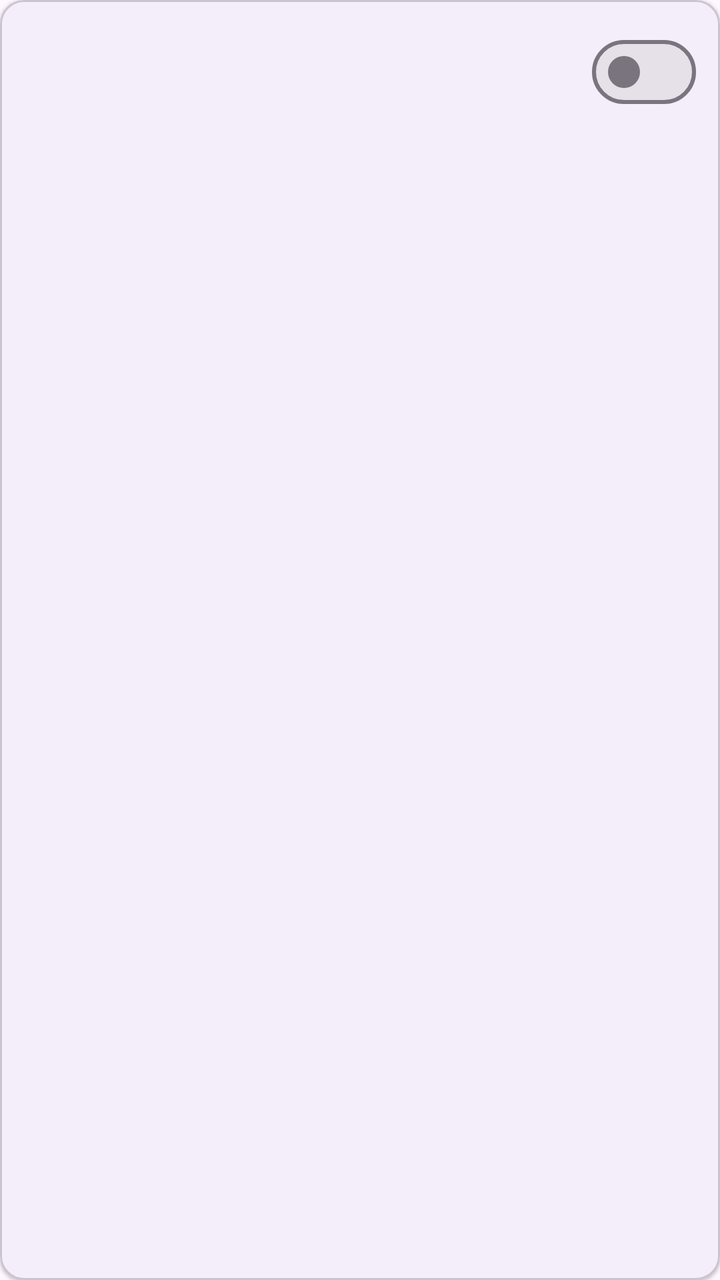
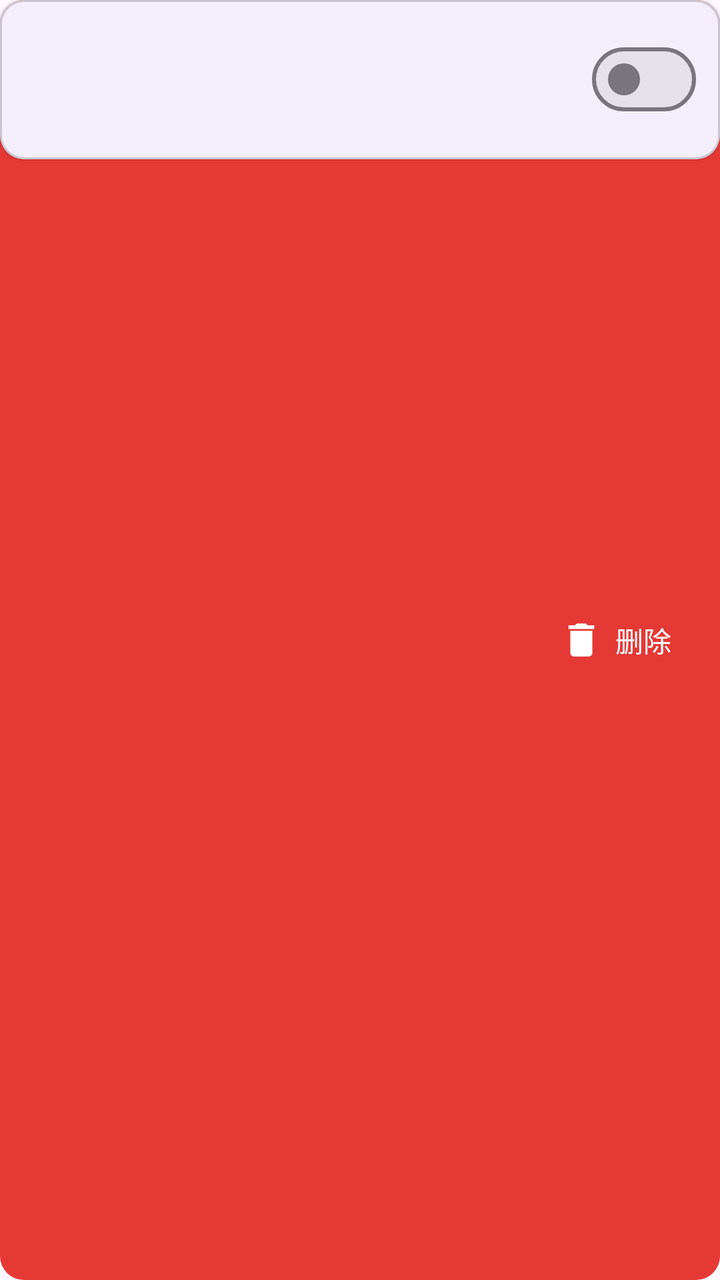

Before-and-after screenshots of an Android layout around one commit, followed by the original layout XML and the change that was made.
<!-- AndroidManifest.xml: application theme Theme.NetBrake -->
<!-- res/layout/item_rule.xml -->
<?xml version="1.0" encoding="utf-8"?>
<com.google.android.material.card.MaterialCardView xmlns:android="http://schemas.android.com/apk/res/android"
    xmlns:app="http://schemas.android.com/apk/res-auto"
    android:layout_width="match_parent"
    android:layout_height="wrap_content"
    android:layout_marginBottom="8dp"
    app:cardCornerRadius="12dp"
    app:cardElevation="1dp">

    <LinearLayout
        android:layout_width="match_parent"
        android:layout_height="wrap_content"
        android:gravity="center_vertical"
        android:orientation="horizontal"
        android:padding="12dp">

        <ImageView
            android:id="@+id/appIcon"
            android:layout_width="44dp"
            android:layout_height="44dp"
            android:contentDescription="@null"
            android:scaleType="fitCenter" />

        <LinearLayout
            android:layout_width="0dp"
            android:layout_height="wrap_content"
            android:layout_marginStart="12dp"
            android:layout_weight="1"
            android:orientation="vertical">

            <TextView
                android:id="@+id/appName"
                android:layout_width="wrap_content"
                android:layout_height="wrap_content"
                android:maxLines="1"
                android:ellipsize="end"
                android:textAppearance="?attr/textAppearanceTitleSmall" />

            <TextView
                android:id="@+id/ruleSummary"
                android:layout_width="wrap_content"
                android:layout_height="wrap_content"
                android:layout_marginTop="2dp"
                android:maxLines="1"
                android:ellipsize="end"
                android:textAppearance="?attr/textAppearanceBodySmall"
                android:textColor="?android:attr/textColorSecondary" />

            <TextView
                android:id="@+id/ruleRate"
                android:layout_width="wrap_content"
                android:layout_height="wrap_content"
                android:layout_marginTop="2dp"
                android:maxLines="1"
                android:textAppearance="?attr/textAppearanceBodySmall"
                android:textColor="?android:attr/textColorSecondary"
                android:visibility="gone" />
        </LinearLayout>

        <com.google.android.material.materialswitch.MaterialSwitch
            android:id="@+id/ruleSwitch"
            android:layout_width="wrap_content"
            android:layout_height="wrap_content" />
    </LinearLayout>
</com.google.android.material.card.MaterialCardView>
<!-- resources referenced by this layout -->
<resources>
  <style name="Theme.NetBrake" parent="Theme.Material3.DayNight.NoActionBar">
          <item name="colorPrimary">@color/brand_primary</item>
          <item name="colorOnPrimary">@color/brand_on_primary</item>
          <item name="colorSecondary">@color/brand_secondary</item>
      </style>
  <color name="brand_primary">#3F51B5</color>
  <color name="brand_on_primary">#FFFFFF</color>
  <color name="brand_secondary">#536DFE</color>
</resources>

<!-- the commit's change to res/layout/item_rule.xml (unified diff, before → after) -->
@@ -1,65 +1,96 @@
 <?xml version="1.0" encoding="utf-8"?>
-<com.google.android.material.card.MaterialCardView xmlns:android="http://schemas.android.com/apk/res/android"
+<FrameLayout xmlns:android="http://schemas.android.com/apk/res/android"
     xmlns:app="http://schemas.android.com/apk/res-auto"
     android:layout_width="match_parent"
     android:layout_height="wrap_content"
-    android:layout_marginBottom="8dp"
-    app:cardCornerRadius="12dp"
-    app:cardElevation="1dp">
+    android:layout_marginBottom="8dp">
 
     <LinearLayout
+        android:id="@+id/deleteAction"
+        android:layout_width="match_parent"
+        android:layout_height="match_parent"
+        android:background="@drawable/bg_swipe_delete"
+        android:gravity="end|center_vertical"
+        android:orientation="horizontal"
+        android:paddingEnd="24dp"
+        android:paddingRight="24dp">
+
+        <ImageView
+            android:layout_width="22dp"
+            android:layout_height="22dp"
+            android:contentDescription="@string/delete_action"
+            android:src="@drawable/ic_delete" />
+
+        <TextView
+            android:layout_width="wrap_content"
+            android:layout_height="wrap_content"
+            android:layout_marginStart="6dp"
+            android:text="@string/delete_action"
+            android:textAppearance="?attr/textAppearanceLabelLarge"
+            android:textColor="@color/delete_on_red" />
+    </LinearLayout>
+
+    <com.google.android.material.card.MaterialCardView
+        android:id="@+id/itemForeground"
         android:layout_width="match_parent"
         android:layout_height="wrap_content"
-        android:gravity="center_vertical"
-        android:orientation="horizontal"
-        android:padding="12dp">
-
-        <ImageView
-            android:id="@+id/appIcon"
-            android:layout_width="44dp"
-            android:layout_height="44dp"
-            android:contentDescription="@null"
-            android:scaleType="fitCenter" />
+        app:cardCornerRadius="12dp"
+        app:cardElevation="1dp">
 
         <LinearLayout
-            android:layout_width="0dp"
+            android:layout_width="match_parent"
             android:layout_height="wrap_content"
-            android:layout_marginStart="12dp"
-            android:layout_weight="1"
-            android:orientation="vertical">
+            android:gravity="center_vertical"
+            android:orientation="horizontal"
+            android:padding="12dp">
 
-            <TextView
-                android:id="@+id/appName"
+            <ImageView
+                android:id="@+id/appIcon"
+                android:layout_width="44dp"
+                android:layout_height="44dp"
+                android:contentDescription="@null"
+                android:scaleType="fitCenter" />
+
+            <LinearLayout
+                android:layout_width="0dp"
+                android:layout_height="wrap_content"
+                android:layout_marginStart="12dp"
+                android:layout_weight="1"
+                android:orientation="vertical">
+
+                <TextView
+                    android:id="@+id/appName"
+                    android:layout_width="wrap_content"
+                    android:layout_height="wrap_content"
+                    android:ellipsize="end"
+                    android:maxLines="1"
+                    android:textAppearance="?attr/textAppearanceTitleSmall" />
+
+                <TextView
+                    android:id="@+id/ruleSummary"
+                    android:layout_width="wrap_content"
+                    android:layout_height="wrap_content"
+                    android:layout_marginTop="2dp"
+                    android:ellipsize="end"
+                    android:maxLines="1"
+                    android:textAppearance="?attr/textAppearanceBodySmall"
+                    android:textColor="?android:attr/textColorSecondary" />
+
+                <TextView
+                    android:id="@+id/ruleRate"
+                    android:layout_width="wrap_content"
+                    android:layout_height="wrap_content"
+                    android:layout_marginTop="2dp"
+                    android:ellipsize="end"
+                    android:maxLines="1"
+                    android:textAppearance="?attr/textAppearanceBodySmall"
+                    android:textColor="?android:attr/textColorSecondary" />
+            </LinearLayout>
+
+            <com.google.android.material.materialswitch.MaterialSwitch
+                android:id="@+id/ruleSwitch"
                 android:layout_width="wrap_content"
-                android:layout_height="wrap_content"
-                android:maxLines="1"
-                android:ellipsize="end"
-                android:textAppearance="?attr/textAppearanceTitleSmall" />
-
-            <TextView
-                android:id="@+id/ruleSummary"
-                android:layout_width="wrap_content"
-                android:layout_height="wrap_content"
-                android:layout_marginTop="2dp"
-                android:maxLines="1"
-                android:ellipsize="end"
-                android:textAppearance="?attr/textAppearanceBodySmall"
-                android:textColor="?android:attr/textColorSecondary" />
-
-            <TextView
-                android:id="@+id/ruleRate"
-                android:layout_width="wrap_content"
-                android:layout_height="wrap_content"
-                android:layout_marginTop="2dp"
-                android:maxLines="1"
-                android:textAppearance="?attr/textAppearanceBodySmall"
-                android:textColor="?android:attr/textColorSecondary"
-                android:visibility="gone" />
+                android:layout_height="wrap_content" />
         </LinearLayout>
-
-        <com.google.android.material.materialswitch.MaterialSwitch
-            android:id="@+id/ruleSwitch"
-            android:layout_width="wrap_content"
-            android:layout_height="wrap_content" />
-    </LinearLayout>
-</com.google.android.material.card.MaterialCardView>
+    </com.google.android.material.card.MaterialCardView>
+</FrameLayout>
<!-- resource entries referenced after the edit -->
@@ -1,10 +1,31 @@
 <!-- resources referenced by this layout -->
 <resources>
+  <color name="delete_on_red">#FFFFFF</color>
+  <!-- drawable bg_swipe_delete (drawable) -->
+  <?xml version="1.0" encoding="utf-8"?>
+  <shape xmlns:android="http://schemas.android.com/apk/res/android"
+      android:shape="rectangle">
+      <solid android:color="@color/delete_red" />
+      <corners android:radius="12dp" />
+  </shape>
+  <!-- drawable ic_delete (drawable) -->
+  <vector xmlns:android="http://schemas.android.com/apk/res/android"
+      android:width="24dp"
+      android:height="24dp"
+      android:viewportWidth="24"
+      android:viewportHeight="24"
+      android:tint="@color/delete_on_red">
+      <path
+          android:fillColor="#FFFFFF"
+          android:pathData="M6,19c0,1.1 0.9,2 2,2h8c1.1,0 2,-0.9 2,-2V7H6v12zM19,4h-3.5l-1,-1h-5l-1,1H5v2h14V4z" />
+  </vector>
+  <string name="delete_action">删除</string>
   <style name="Theme.NetBrake" parent="Theme.Material3.DayNight.NoActionBar">
           <item name="colorPrimary">@color/brand_primary</item>
           <item name="colorOnPrimary">@color/brand_on_primary</item>
           <item name="colorSecondary">@color/brand_secondary</item>
       </style>
+  <color name="delete_red">#E53935</color>
   <color name="brand_primary">#3F51B5</color>
   <color name="brand_on_primary">#FFFFFF</color>
   <color name="brand_secondary">#536DFE</color>
